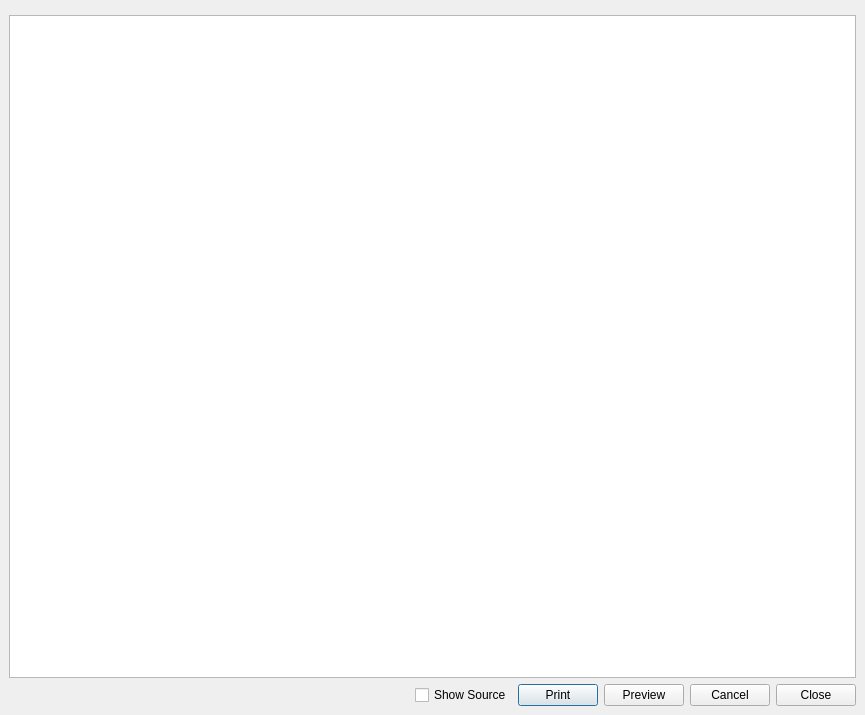
First picture: the form in QcjDataReport.ui, repository croftj/QcjData, before the edit.
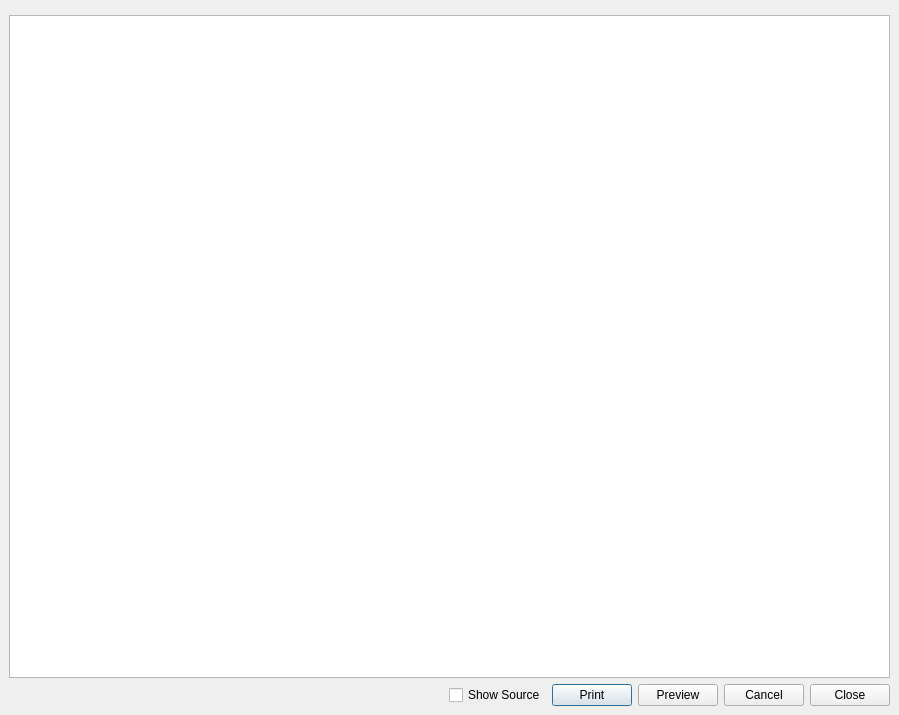
Second picture: the form after the edit.

Commit message:
Small clean ups in beta preperation
[git-p4: depot-paths = "//depot/QcjData/": change = 472]

What changed in the file:
```diff
--- a/QcjDataReport.ui
+++ b/QcjDataReport.ui
@@ -6,7 +6,7 @@
    <rect>
     <x>0</x>
     <y>0</y>
-    <width>865</width>
+    <width>899</width>
     <height>715</height>
    </rect>
   </property>
```
The commit also changes 1 other file.
